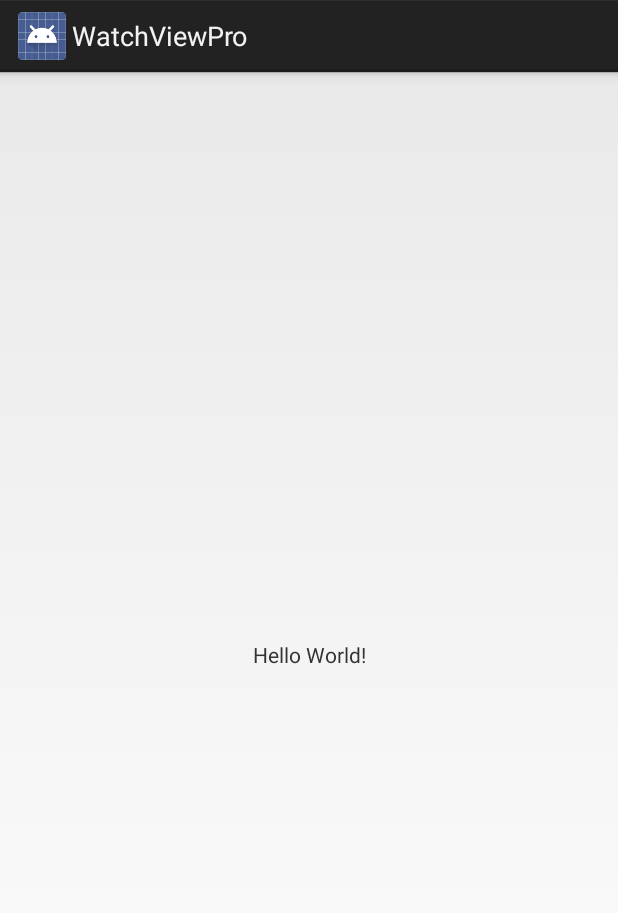
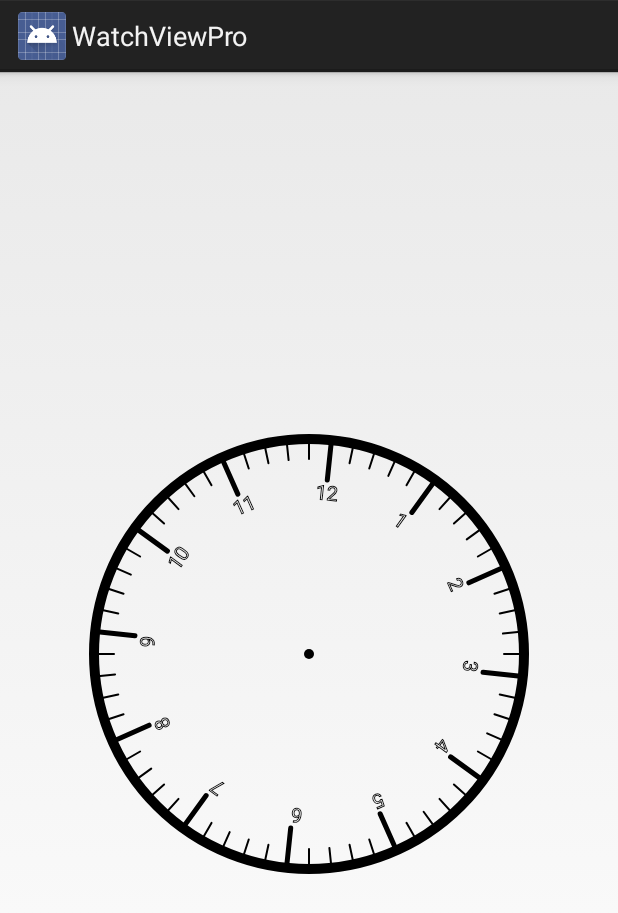
Before and after one commit to XBean1024/WatchViewPro, an Android app: the screen it shows after launch (MainActivity), on a phone screen of 412 x 824 dp. Shown: the top 913 px of the screen. Run offline under Robolectric (Android 15) with nearby library versions, the phone set to English and light mode, and no system bars.

Commit message:
add watchview

```diff
--- a/app/src/main/java/com/smart/bean/watchviewpro/WatchView.java
+++ b/app/src/main/java/com/smart/bean/watchviewpro/WatchView.java
@@ -25,9 +25,10 @@ public class WatchView extends BaseView {
     * 表盘中心
     * 同是也是 表针的旋转中心
     * */
-    private int mCirlceCenterX;
-    private int mCircleCenterY;
-    private int mHand;
+    private int mCirlceCenterX;//中心
+    private int mCircleCenterY;//中心
+    private int mValueLine;//刻度线
+    private int mHandLineStartY;
 
     public WatchView(Context context) {
         super(context);
@@ -55,10 +56,11 @@ public class WatchView extends BaseView {
         mMeasureWidth = measureHeight(widthMeasureSpec);
         mMeasureHeight = measureHeight(heightMeasureSpec);
 
-        mCicleRadius = (mMeasureHeight >= mMeasureWidth) ? mMeasureWidth / 2 - mMeasureWidth / 10 : mMeasureHeight / 2 - mMeasureHeight / 10;
+        int padding = 10;
+        mCicleRadius = (mMeasureHeight >= mMeasureWidth) ? mMeasureWidth / 2 - padding : mMeasureHeight / 2 - padding;
         mCirlceCenterX = mMeasureWidth / 2;
         mCircleCenterY = mMeasureHeight / 2;
-
+        mHandLineStartY = (mMeasureHeight >= mMeasureWidth) ? mMeasureHeight / 2 - mMeasureWidth / 2 + padding : mMeasureWidth / 2 - mMeasureHeight / 2 + padding;
     }
 
     @Override
@@ -72,7 +74,7 @@ public class WatchView extends BaseView {
         mPaint.setStrokeCap(Paint.Cap.ROUND);
         mPaint.setStrokeWidth(10);
         canvas.drawCircle(mCirlceCenterX, mCircleCenterY, mCicleRadius, mPaint);
-        canvas.drawPoint(mCirlceCenterX, mCircleCenterY, mPaint);
+        canvas.drawPoint(mCirlceCenterX, mCircleCenterY, mPaint);//绘制中心点
         /*
         * 表盘上一共 60格
         * 每格代表6度，为1秒（短线）
@@ -84,33 +86,33 @@ public class WatchView extends BaseView {
         canvas.save();
         for (int i = 0; i < 360; i++) {
             if (i % 6 == 0) {
-                canvas.rotate(6, mCirlceCenterX, mCircleCenterY);
+                canvas.rotate(6, mCirlceCenterX, mCircleCenterY);//每 6 度 旋转一次画布
             }
             if (i % 30 == 0) {
                 //时针
                 Log.i(TAG, "drawWatch: " + i);
                 mPaint.setStrokeWidth(1);
-                mHand = mMeasureHeight / 15;
+                mValueLine = mMeasureHeight / 15;
                 if (i == 0) {
                     value = 12;
                 } else {
                     value = value + 1;
                 }
                 mPaint.setTextSize(20);
-                canvas.drawText(value + "", mCirlceCenterX - 10, mMeasureHeight / 10 + mHand + 20, mPaint);
+                canvas.drawText(value + "", mCirlceCenterX - 10, mHandLineStartY + mValueLine + mValueLine / 2, mPaint);
                 if (value == 12) {
                     value = 0;
                 }
             } else {
                 mPaint.setStrokeWidth(2);
-                mHand = mMeasureHeight / 30;
+                mValueLine = mMeasureHeight / 30;
             }
 
             if (i % 6 == 0) {
                 if (i % 30 == 0) {
                     mPaint.setStrokeWidth(5);
                 }
-                canvas.drawLine(mCirlceCenterX, mMeasureHeight / 10, mCirlceCenterX, mMeasureHeight / 10 + mHand, mPaint);
+                canvas.drawLine(mCirlceCenterX, mHandLineStartY, mCirlceCenterX, mHandLineStartY + mValueLine, mPaint);
             }
         }
         canvas.restore();
--- a/app/src/main/res/layout/activity_main.xml
+++ b/app/src/main/res/layout/activity_main.xml
@@ -1,19 +1,16 @@
 <?xml version="1.0" encoding="utf-8"?>
-<android.support.constraint.ConstraintLayout
+<LinearLayout
     xmlns:android="http://schemas.android.com/apk/res/android"
     xmlns:app="http://schemas.android.com/apk/res-auto"
     xmlns:tools="http://schemas.android.com/tools"
     android:layout_width="match_parent"
     android:layout_height="match_parent"
+    android:gravity="center"
     tools:context="com.smart.bean.watchviewpro.MainActivity">
 
-    <TextView
-        android:layout_width="wrap_content"
-        android:layout_height="wrap_content"
-        android:text="Hello World!"
-        app:layout_constraintBottom_toBottomOf="parent"
-        app:layout_constraintLeft_toLeftOf="parent"
-        app:layout_constraintRight_toRightOf="parent"
-        app:layout_constraintTop_toTopOf="parent"/>
+    <com.smart.bean.watchviewpro.WatchView
+        android:layout_width="300dp"
+        android:layout_height="400dp"
+/>
 
-</android.support.constraint.ConstraintLayout>
+</LinearLayout>
```
Also changed, not shown: 2 other files.
